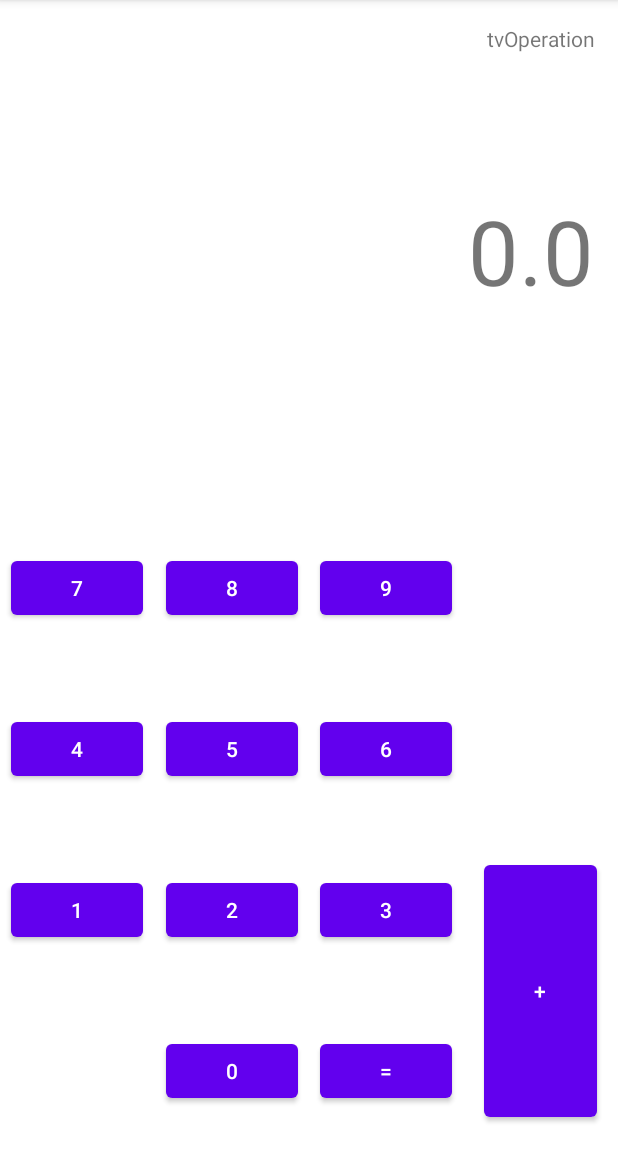
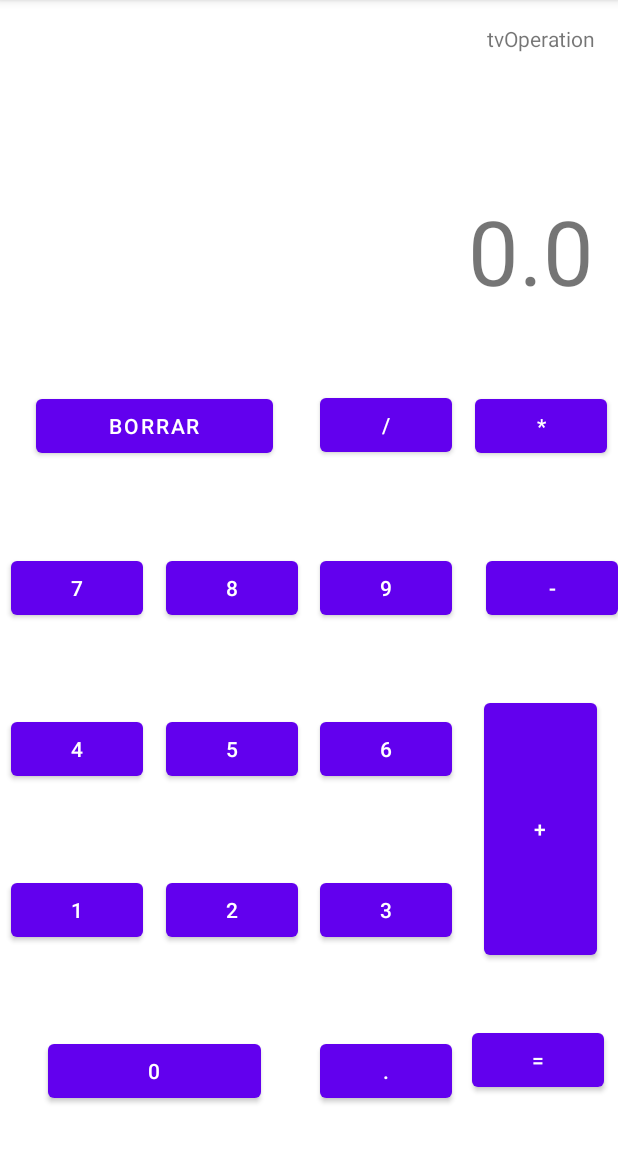
Before and after one commit to JavierSantoyo89/Calculadora_basica, an Android app: the screen it shows after launch (MainActivity), on a phone screen of 412 x 824 dp, the part 84-1236 px from its top. Run offline under Robolectric (Android 15) with nearby library versions, the phone set to English and light mode, and no system bars.

Commit message:
Create layout (Complete)

```diff
--- a/app/src/main/java/com/example/calculadorabasica/MainActivity.kt
+++ b/app/src/main/java/com/example/calculadorabasica/MainActivity.kt
@@ -2,10 +2,46 @@ package com.example.calculadorabasica
 
 import androidx.appcompat.app.AppCompatActivity
 import android.os.Bundle
+import android.view.View
+import android.widget.Button
+import android.widget.TextView
 
 class MainActivity : AppCompatActivity() {
+    // Variable global del total y registro de operaciones //
+    var total = "";
+    var operaciones = ""
     override fun onCreate(savedInstanceState: Bundle?) {
         super.onCreate(savedInstanceState)
         setContentView(R.layout.activity_main)
     }
+
+    fun suma(view: View){
+        // Guarda en variables su respectivo boton en tipo integer //
+        var boton0 = findViewById<Button>(R.id.btnZero)
+            val numZero = boton0.text.toString().toInt()
+        var boton1 = findViewById<Button>(R.id.btnOne)
+            val numOne = boton1.text.toString().toInt()
+        var boton2 = findViewById<Button>(R.id.btnTwo)
+            val numTwo = boton2.text.toString().toInt()
+        var boton3 = findViewById<Button>(R.id.btnThree)
+            val numThree = boton3.text.toString().toInt()
+        var boton4 = findViewById<Button>(R.id.btnFour)
+            val numFour = boton4.text.toString().toInt()
+        var boton5 = findViewById<Button>(R.id.btnFive)
+            val numFive = boton5.text.toString().toInt()
+        var boton6 = findViewById<Button>(R.id.btnSix)
+            val numSix = boton6.text.toString().toInt()
+        var boton7 = findViewById<Button>(R.id.btnSeven)
+            val numSeven = boton7.text.toString().toInt()
+        var boton8 = findViewById<Button>(R.id.btnEigth)
+            val numEight = boton8.text.toString().toInt()
+        var boton9 = findViewById<Button>(R.id.btnNine)
+            val numNine = boton9.text.toString().toInt()
+        var botonSuma = findViewById<Button>(R.id.btnPlus)
+            val numSuma = botonSuma.text.toString().toInt()
+
+        // Imprime en el textview el valor de la varable "total" //
+        findViewById<TextView>(R.id.tvResult).text =  total
+    }
+
 }
--- a/app/src/main/res/layout/activity_main.xml
+++ b/app/src/main/res/layout/activity_main.xml
@@ -82,7 +82,7 @@
         android:layout_width="0dp"
         android:layout_height="0dp"
         android:layout_marginEnd="16dp"
-        android:text="0.0"
+        android:text="@string/tvResult"
         android:textAlignment="textEnd"
         android:textSize="60sp"
         app:layout_constraintBottom_toTopOf="@+id/guideline3"
@@ -92,29 +92,34 @@
 
     <Button
         android:id="@+id/btnZero"
-        android:layout_width="wrap_content"
+        android:layout_width="0dp"
         android:layout_height="wrap_content"
-        android:text="0"
+        android:layout_marginStart="32dp"
+        android:layout_marginEnd="32dp"
+        android:text="@string/btnZero"
         app:layout_constraintBottom_toBottomOf="parent"
         app:layout_constraintEnd_toStartOf="@+id/guideline9"
-        app:layout_constraintStart_toStartOf="@+id/guideline2"
+        app:layout_constraintStart_toStartOf="parent"
         app:layout_constraintTop_toTopOf="@+id/guideline7" />
 
     <Button
         android:id="@+id/Equal"
         android:layout_width="wrap_content"
         android:layout_height="wrap_content"
-        android:text="="
+        android:layout_marginEnd="4dp"
+        android:text="@string/btnIqual"
         app:layout_constraintBottom_toBottomOf="parent"
-        app:layout_constraintEnd_toStartOf="@+id/guideline10"
-        app:layout_constraintStart_toStartOf="@+id/guideline9"
-        app:layout_constraintTop_toTopOf="@+id/guideline7" />
+        app:layout_constraintEnd_toEndOf="parent"
+        app:layout_constraintStart_toStartOf="@+id/guideline10"
+        app:layout_constraintTop_toTopOf="@+id/guideline7"
+        app:layout_constraintVertical_bias="0.37" />
 
     <Button
         android:id="@+id/btnOne"
         android:layout_width="wrap_content"
         android:layout_height="wrap_content"
-        android:text="1"
+        android:onClick="suma"
+        android:text="@string/btnOne"
         app:layout_constraintBottom_toTopOf="@+id/guideline7"
         app:layout_constraintEnd_toStartOf="@+id/guideline2"
         app:layout_constraintStart_toStartOf="parent"
@@ -124,7 +129,7 @@
         android:id="@+id/btnTwo"
         android:layout_width="wrap_content"
         android:layout_height="wrap_content"
-        android:text="2"
+        android:text="@string/btnTwo"
         app:layout_constraintBottom_toTopOf="@+id/guideline7"
         app:layout_constraintEnd_toStartOf="@+id/guideline9"
         app:layout_constraintStart_toStartOf="@+id/guideline2"
@@ -134,7 +139,7 @@
         android:id="@+id/btnThree"
         android:layout_width="wrap_content"
         android:layout_height="wrap_content"
-        android:text="3"
+        android:text="@string/btnThree"
         app:layout_constraintBottom_toTopOf="@+id/guideline7"
         app:layout_constraintEnd_toStartOf="@+id/guideline10"
         app:layout_constraintStart_toStartOf="@+id/guideline9"
@@ -144,7 +149,7 @@
         android:id="@+id/btnFour"
         android:layout_width="wrap_content"
         android:layout_height="wrap_content"
-        android:text="4"
+        android:text="@string/btnFour"
         app:layout_constraintBottom_toTopOf="@+id/guideline6"
         app:layout_constraintEnd_toStartOf="@+id/guideline2"
         app:layout_constraintStart_toStartOf="parent"
@@ -154,7 +159,7 @@
         android:id="@+id/btnFive"
         android:layout_width="wrap_content"
         android:layout_height="wrap_content"
-        android:text="5"
+        android:text="@string/btnFive"
         app:layout_constraintBottom_toTopOf="@+id/guideline6"
         app:layout_constraintEnd_toStartOf="@+id/guideline9"
         app:layout_constraintStart_toStartOf="@+id/guideline2"
@@ -164,7 +169,7 @@
         android:id="@+id/btnSix"
         android:layout_width="wrap_content"
         android:layout_height="wrap_content"
-        android:text="6"
+        android:text="@string/btnSix"
         app:layout_constraintBottom_toTopOf="@+id/guideline6"
         app:layout_constraintEnd_toStartOf="@+id/guideline10"
         app:layout_constraintStart_toStartOf="@+id/guideline9"
@@ -174,7 +179,7 @@
         android:id="@+id/btnSeven"
         android:layout_width="wrap_content"
         android:layout_height="wrap_content"
-        android:text="7"
+        android:text="@string/btnSeven"
         app:layout_constraintBottom_toTopOf="@+id/guideline5"
         app:layout_constraintEnd_toStartOf="@+id/guideline2"
         app:layout_constraintStart_toStartOf="parent"
@@ -184,7 +189,7 @@
         android:id="@+id/btnEigth"
         android:layout_width="wrap_content"
         android:layout_height="wrap_content"
-        android:text="8"
+        android:text="@string/btnEigth"
         app:layout_constraintBottom_toTopOf="@+id/guideline5"
         app:layout_constraintEnd_toStartOf="@+id/guideline9"
         app:layout_constraintStart_toStartOf="@+id/guideline2"
@@ -194,7 +199,7 @@
         android:id="@+id/btnNine"
         android:layout_width="wrap_content"
         android:layout_height="wrap_content"
-        android:text="9"
+        android:text="@string/btnNine"
         app:layout_constraintBottom_toTopOf="@+id/guideline5"
         app:layout_constraintEnd_toStartOf="@+id/guideline10"
         app:layout_constraintStart_toStartOf="@+id/guideline9"
@@ -204,10 +209,64 @@
         android:id="@+id/btnPlus"
         android:layout_width="75dp"
         android:layout_height="180dp"
-        android:text="+"
-        app:layout_constraintBottom_toBottomOf="parent"
+        android:text="@string/btnPlus"
+        app:layout_constraintBottom_toTopOf="@+id/guideline7"
         app:layout_constraintEnd_toEndOf="parent"
         app:layout_constraintStart_toStartOf="@+id/guideline10"
-        app:layout_constraintTop_toTopOf="@+id/guideline6" />
+        app:layout_constraintTop_toTopOf="@+id/guideline5" />
+
+    <Button
+        android:id="@+id/btnErase"
+        android:layout_width="0dp"
+        android:layout_height="wrap_content"
+        android:layout_marginStart="24dp"
+        android:layout_marginEnd="24dp"
+        android:text="@string/btnBorrar"
+        app:layout_constraintBottom_toTopOf="@+id/guideline4"
+        app:layout_constraintEnd_toStartOf="@+id/guideline9"
+        app:layout_constraintStart_toStartOf="parent"
+        app:layout_constraintTop_toTopOf="@+id/guideline3" />
+
+    <Button
+        android:id="@+id/btnDivide"
+        android:layout_width="wrap_content"
+        android:layout_height="wrap_content"
+        android:text="@string/btnDivide"
+        app:layout_constraintBottom_toTopOf="@+id/guideline4"
+        app:layout_constraintEnd_toStartOf="@+id/guideline10"
+        app:layout_constraintStart_toStartOf="@+id/guideline9"
+        app:layout_constraintTop_toTopOf="@+id/guideline3"
+        app:layout_constraintVertical_bias="0.49" />
+
+    <Button
+        android:id="@+id/btnMultiplicar"
+        android:layout_width="wrap_content"
+        android:layout_height="wrap_content"
+        android:text="@string/btnMultiplicacion"
+        app:layout_constraintBottom_toTopOf="@+id/guideline4"
+        app:layout_constraintEnd_toEndOf="parent"
+        app:layout_constraintStart_toStartOf="@+id/guideline10"
+        app:layout_constraintTop_toTopOf="@+id/guideline3" />
+
+    <Button
+        android:id="@+id/btnMinus"
+        android:layout_width="wrap_content"
+        android:layout_height="wrap_content"
+        android:text="@string/btnMinus"
+        app:layout_constraintBottom_toTopOf="@+id/guideline5"
+        app:layout_constraintEnd_toEndOf="parent"
+        app:layout_constraintHorizontal_bias="1.0"
+        app:layout_constraintStart_toStartOf="@+id/guideline10"
+        app:layout_constraintTop_toTopOf="@+id/guideline4" />
+
+    <Button
+        android:id="@+id/btnPoint"
+        android:layout_width="wrap_content"
+        android:layout_height="wrap_content"
+        android:text="@string/btnPoint"
+        app:layout_constraintBottom_toBottomOf="parent"
+        app:layout_constraintEnd_toStartOf="@+id/guideline10"
+        app:layout_constraintStart_toStartOf="@+id/guideline9"
+        app:layout_constraintTop_toTopOf="@+id/guideline7" />
 
 </androidx.constraintlayout.widget.ConstraintLayout>
--- a/app/src/main/res/values/strings.xml
+++ b/app/src/main/res/values/strings.xml
@@ -1,4 +1,22 @@
 <resources>
     <string name="app_name">Calculadora basica</string>
     <string name="tvOperation">tvOperation</string>
+    <string name="tvResult">0.0</string>
+    <string name="btnZero">0</string>
+    <string name="btnIqual">=</string>
+    <string name="btnOne">1</string>
+    <string name="btnTwo">2</string>
+    <string name="btnThree">3</string>
+    <string name="btnFour">4</string>
+    <string name="btnFive">5</string>
+    <string name="btnSix">6</string>
+    <string name="btnSeven">7</string>
+    <string name="btnEigth">8</string>
+    <string name="btnNine">9</string>
+    <string name="btnPlus">+</string>
+    <string name="btnBorrar">Borrar</string>
+    <string name="btnDivide">/</string>
+    <string name="btnMultiplicacion">*</string>
+    <string name="btnMinus">-</string>
+    <string name="btnPoint">.</string>
 </resources>
```
